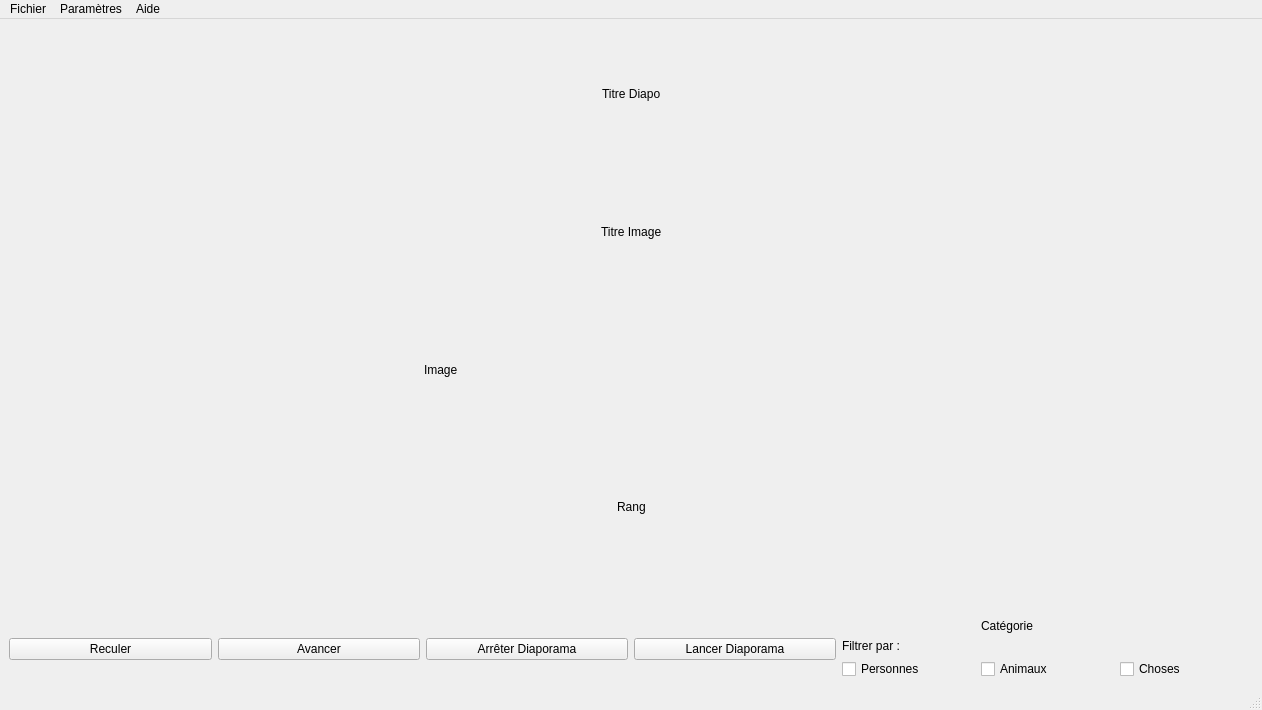
The window that v-1/LecteurVue/lecteurvue.ui (mattin-guiheneuf/LecteurDiaporama) describes before a commit, drawn with Qt 5.
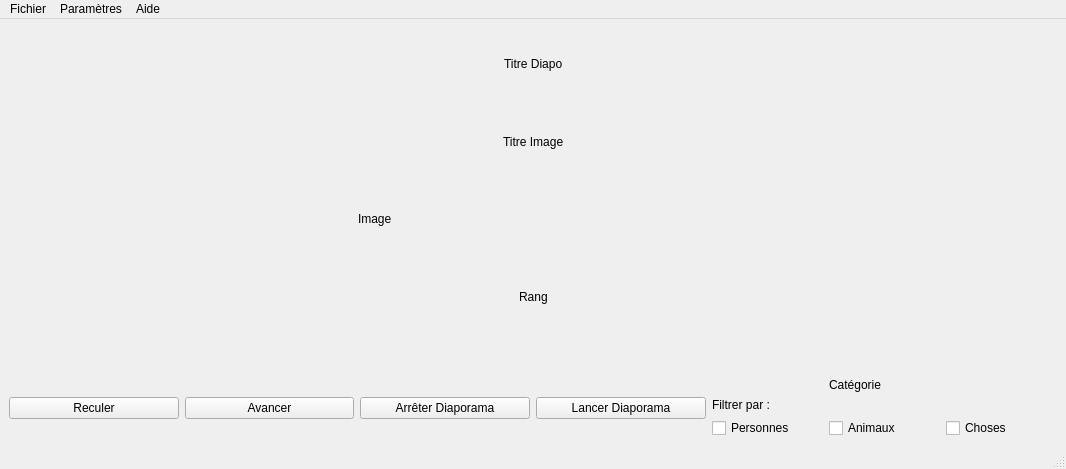
The same window after the commit.

What changed in the file:
```diff
--- a/v-1/LecteurVue/lecteurvue.ui
+++ b/v-1/LecteurVue/lecteurvue.ui
@@ -6,8 +6,8 @@
    <rect>
     <x>0</x>
     <y>0</y>
-    <width>1262</width>
-    <height>710</height>
+    <width>1066</width>
+    <height>469</height>
    </rect>
   </property>
   <property name="windowTitle">
@@ -265,8 +265,8 @@
     <rect>
      <x>0</x>
      <y>0</y>
-     <width>1262</width>
-     <height>26</height>
+     <width>1066</width>
+     <height>22</height>
     </rect>
    </property>
    <widget class="QMenu" name="menuFichier">
```
